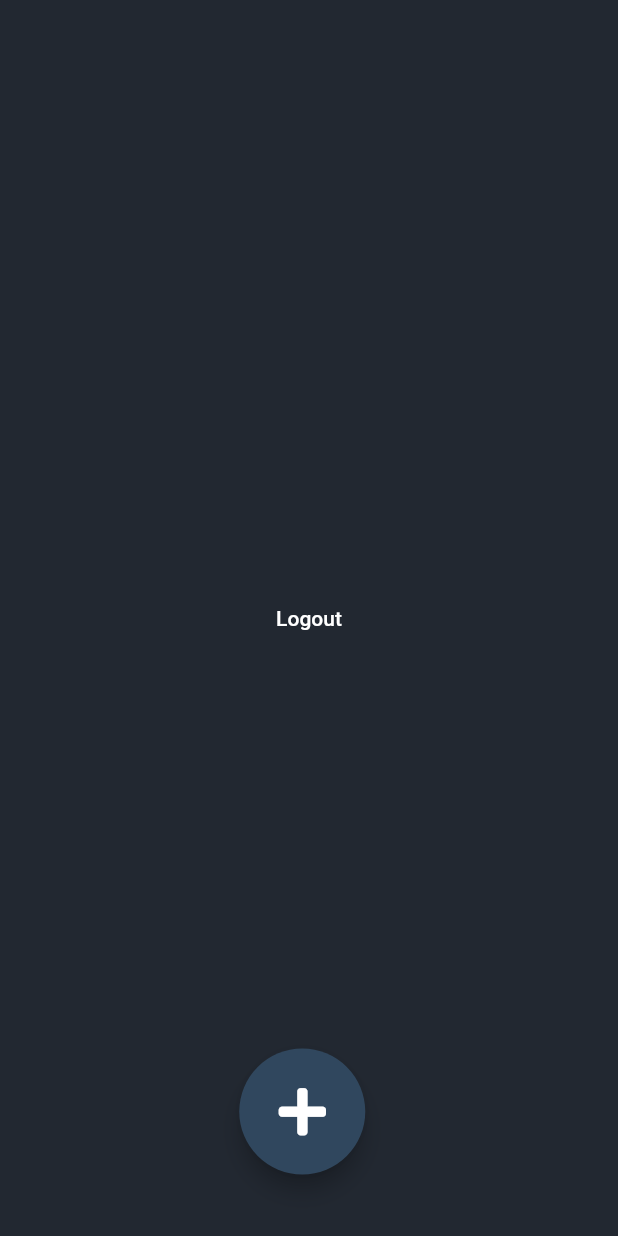
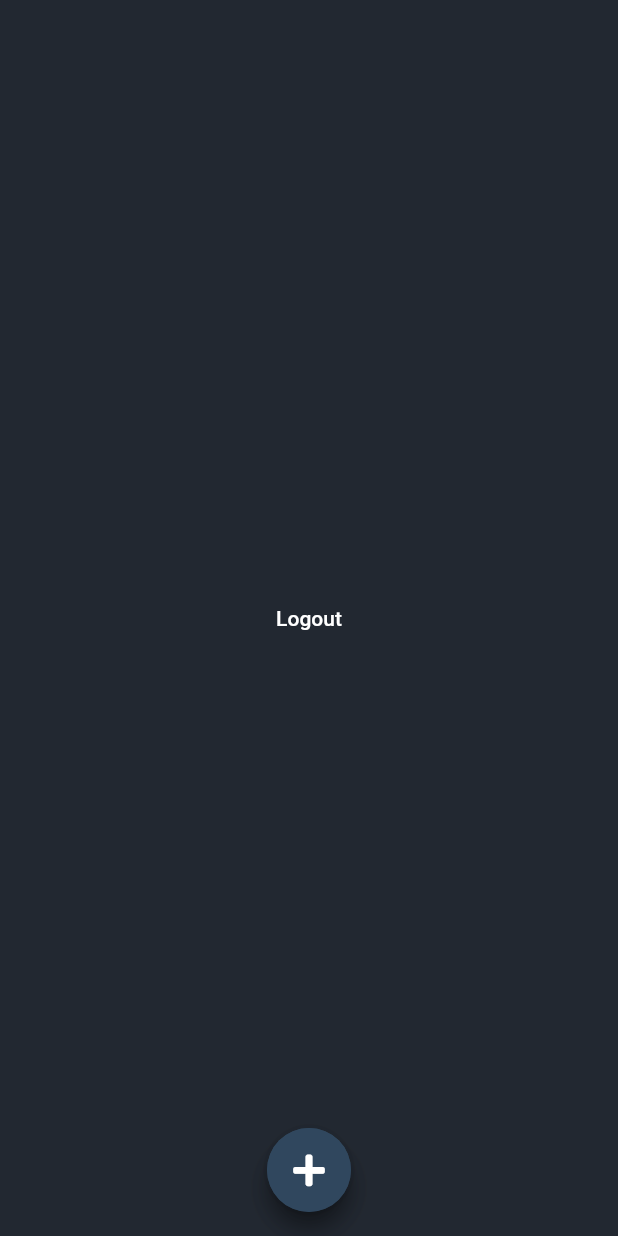
Before and after one commit to Nash0x7E2/KIT, a Flutter app: the screen it shows once a user with an empty profile is signed in, on a phone screen of 412 x 824 dp. Run offline on Flutter 3.47's test engine with Material 2 defaults, Android fonts, the phone set to English and light mode, and no system bars; our stand-ins replace cloud_firestore, firebase_auth, font_awesome_flutter; accounts and stored records are empty.

Commit message:
Getting there

```diff
--- a/lib/screens/Home.dart
+++ b/lib/screens/Home.dart
@@ -23,92 +23,20 @@ class _HomeState extends State<Home> {
             child: Text('Logout'),
           ),
         ),
-      floatingActionButton: Padding(
-        padding: const EdgeInsets.all(30.0),
-        child: Container(
-          height: 65.0,
-          width: 65.0,
-          child: RadialMenu(),
+        floatingActionButton: Stack(children: <Widget>[
+          (FloatingActionButton(
+            onPressed: (null),
+            child: Icon(FontAwesomeIcons.plus),
+            foregroundColor: Colors.white,
+            backgroundColor: Color(0xff30475e),
+          )),
+          FloatingActionButton(
+            onPressed: (null),
+            child: Icon(FontAwesomeIcons.plus),
+            foregroundColor: Colors.white,
+            backgroundColor: Color(0xff30475e),
           ),
-      ),
-      floatingActionButtonLocation: FloatingActionButtonLocation.centerFloat,
-    );
+        ]),
+        floatingActionButtonLocation: FloatingActionButtonLocation.centerFloat);
   }
 }
-
-class RadialMenu extends StatefulWidget {
-  createState() => _RadialMenuState();
-}
-
-class _RadialMenuState extends State<RadialMenu>
-    with SingleTickerProviderStateMixin {
-  AnimationController controller;
-
-  @override
-  void initState() {
-    super.initState();
-    controller =
-        AnimationController(duration: Duration(milliseconds: 900), vsync: this);
-  }
-
-  @override
-  Widget build(BuildContext context) {
-    return RadialAnimation(controller: controller);
-  }
-}
-
-class RadialAnimation extends StatelessWidget {
-  final AnimationController controller;
-  RadialAnimation({Key key, this.controller})
-      : scale = Tween<double>(
-          begin: 1.5,
-          end: 0.0,
-        ).animate(
-          CurvedAnimation(parent: controller, curve: Curves.fastOutSlowIn),
-        ),
-        super(key: key);
-
-  final AnimationController animationController;
-  final Animation<double> scale;
-
-  build(context) {
-    return AnimatedBuilder(
-        animation: controller,
-        builder: (context, builder) {
-          return Stack(
-            children: <Widget>[
-              Transform.scale(
-                scale: scale.value - 1,
-                child: FloatingActionButton(
-                  child: Icon(
-                    FontAwesomeIcons.times,
-                    color: Colors.white,
-                  ),
-                  onPressed: _close,
-                  backgroundColor: Color(0xff30475e),
-                ),
-              ),
-              Transform.scale(
-                scale: scale.value,
-                child: FloatingActionButton(
-                  child: Icon(
-                    FontAwesomeIcons.plus,
-                    color: Colors.white,
-                  ),
-                  onPressed: _close,
-                  backgroundColor: Color(0xff30475e),
-                ),
-              ),
-            ],
-          );
-        });
-  }
-
-  _open() {
-    controller.forward();
-  }
-
-  _close() {
-    controller.reverse();
-  }
-}
```
Lines whose indentation alone changed are shown as unchanged.
